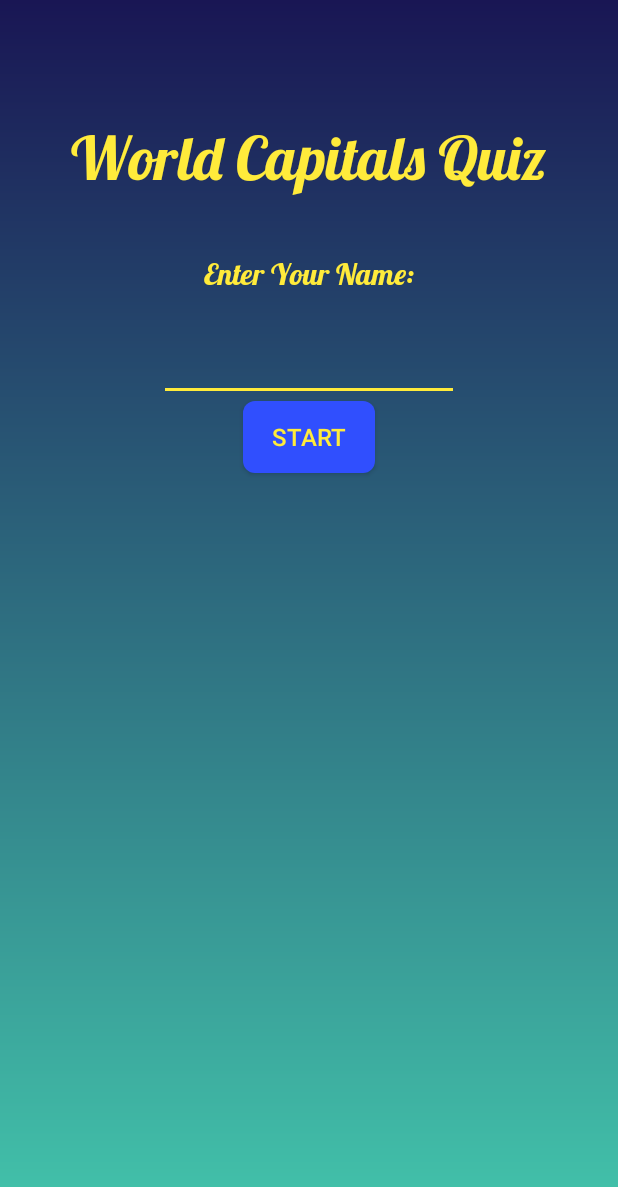
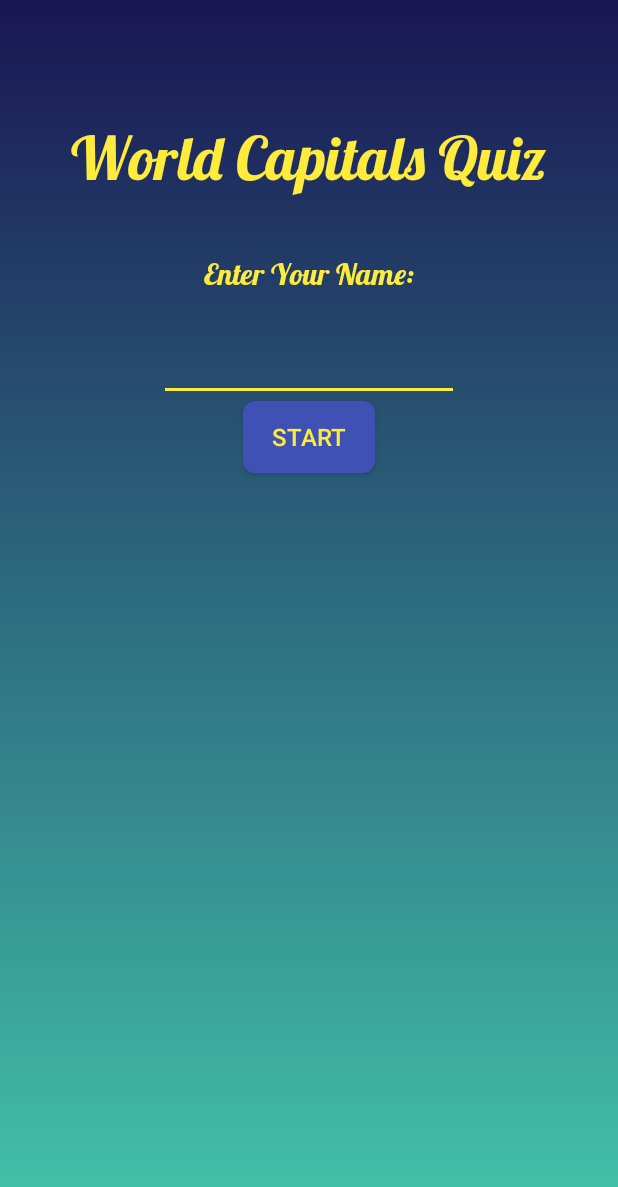
Before and after one commit to AndyRadionov/androidCapitalsQuiz, an Android app: the screen it shows after launch (MainActivity), on a phone screen of 412 x 824 dp. Shown: the top 1187 px of the screen. Run offline under Robolectric (Android 15) with nearby library versions, the phone set to English and light mode, and no system bars.

Commit message:
little fix

```diff
--- a/app/src/main/res/drawable/start_button_background.xml
+++ b/app/src/main/res/drawable/start_button_background.xml
@@ -1,6 +1,6 @@
 <?xml version="1.0" encoding="utf-8"?>
 <shape xmlns:android="http://schemas.android.com/apk/res/android">
-    <solid android:color="#304ffe" />
+    <solid android:color="@color/primary" />
     <corners android:radius="8dp" />
     <padding
         android:bottom="0dp"
```
